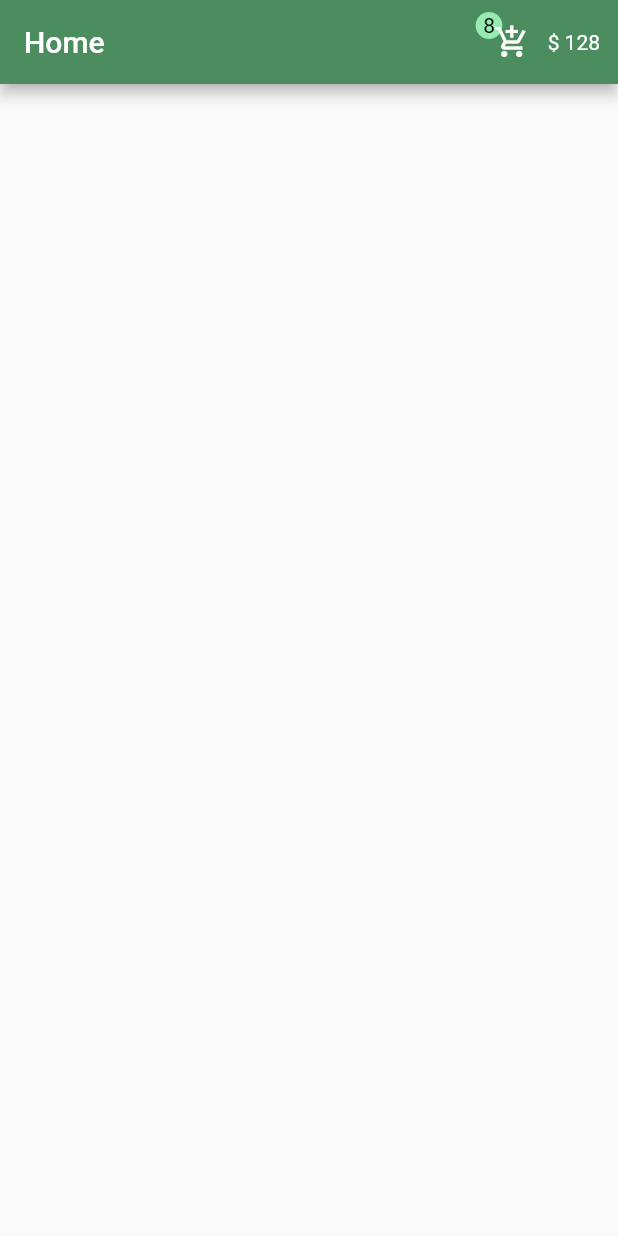
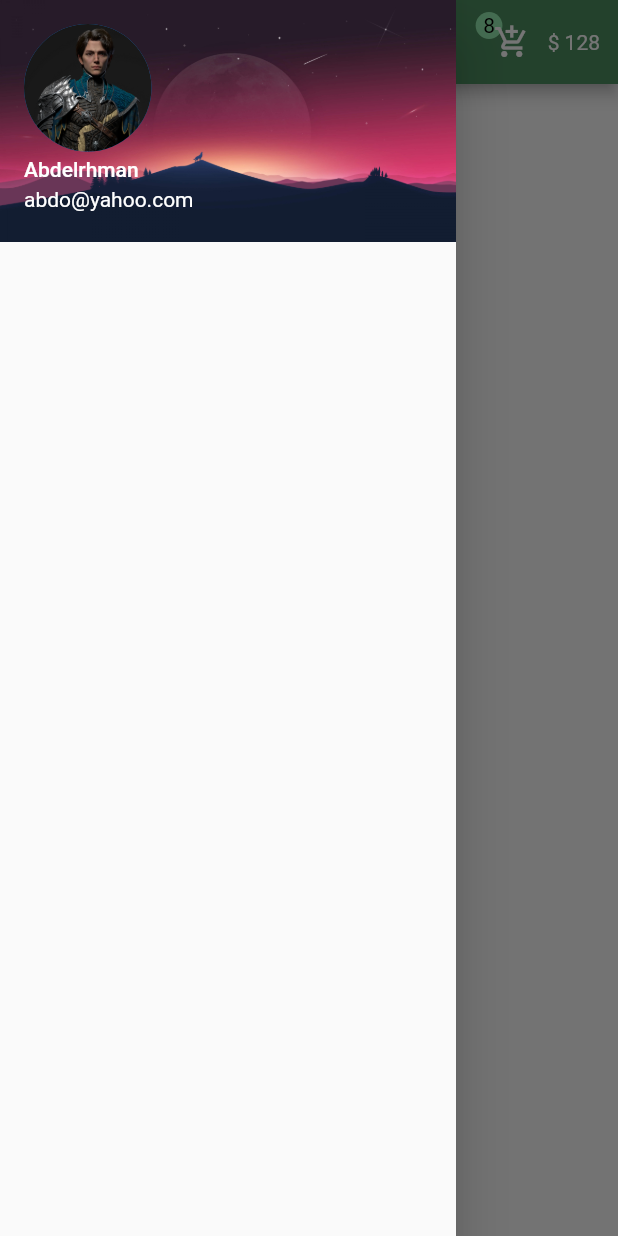
Before and after one commit to abdorady2022001/Electronic_shop, a Flutter app: the screen it shows after launch, with the side drawer open (before the commit the screen has no drawer), on a phone screen of 412 x 824 dp. Run offline on Flutter 3.47's test engine with Material 2 defaults, Android fonts, the light colour scheme and no system bars.

Commit message:
Create a drawer and insert the email owner's photos and background

```diff
--- a/lib/pages/home.dart
+++ b/lib/pages/home.dart
@@ -6,6 +6,25 @@ class Home extends StatelessWidget {
   @override
   Widget build(BuildContext context) {
     return Scaffold(
+      drawer: Drawer(
+          child: Column(
+        children: [
+          UserAccountsDrawerHeader(
+            decoration: BoxDecoration(
+              image: DecorationImage(
+                  image: AssetImage("assets/img/a2.jpg"), fit: BoxFit.cover),
+            ),
+            accountName: Text("Abdelrhman",
+                style: TextStyle(
+                  color: Color.fromARGB(255, 255, 255, 255),
+                )),
+            accountEmail: Text("abdo@yahoo.com"),
+            currentAccountPictureSize: Size.square(85),
+            currentAccountPicture: CircleAvatar(
+                radius: 55, backgroundImage: AssetImage("assets/img/a1.jpg")),
+          ),
+        ],
+      )),
       appBar: AppBar(
         backgroundColor: Color.fromARGB(255, 76, 141, 95),
         title: Text("Home"),
--- a/pubspec.yaml
+++ b/pubspec.yaml
@@ -59,9 +59,9 @@ flutter:
   uses-material-design: true
 
   # To add assets to your application, add an assets section, like this:
-  # assets:
-  #   - images/a_dot_burr.jpeg
-  #   - images/a_dot_ham.jpeg
+  assets:
+    - assets/img/
+
 
   # An image asset can refer to one or more resolution-specific "variants", see
   # https://flutter.dev/assets-and-images/#resolution-aware
```
Also changed, not shown: assets/img/a1.jpg (added), assets/img/a2.jpg (added).
